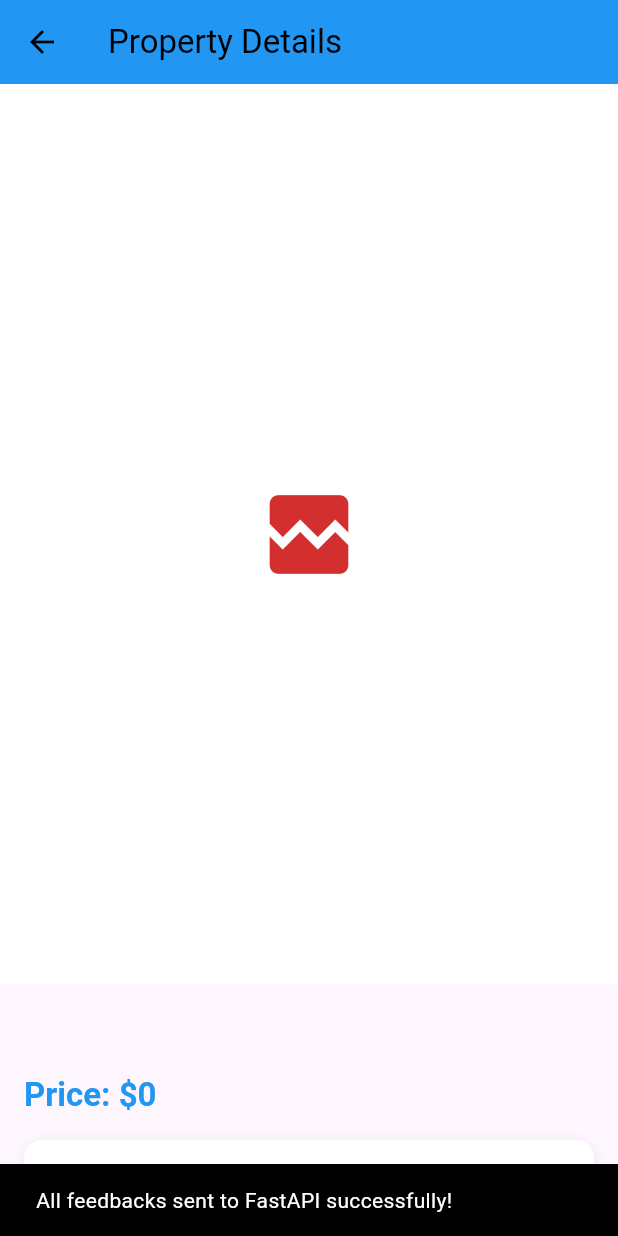
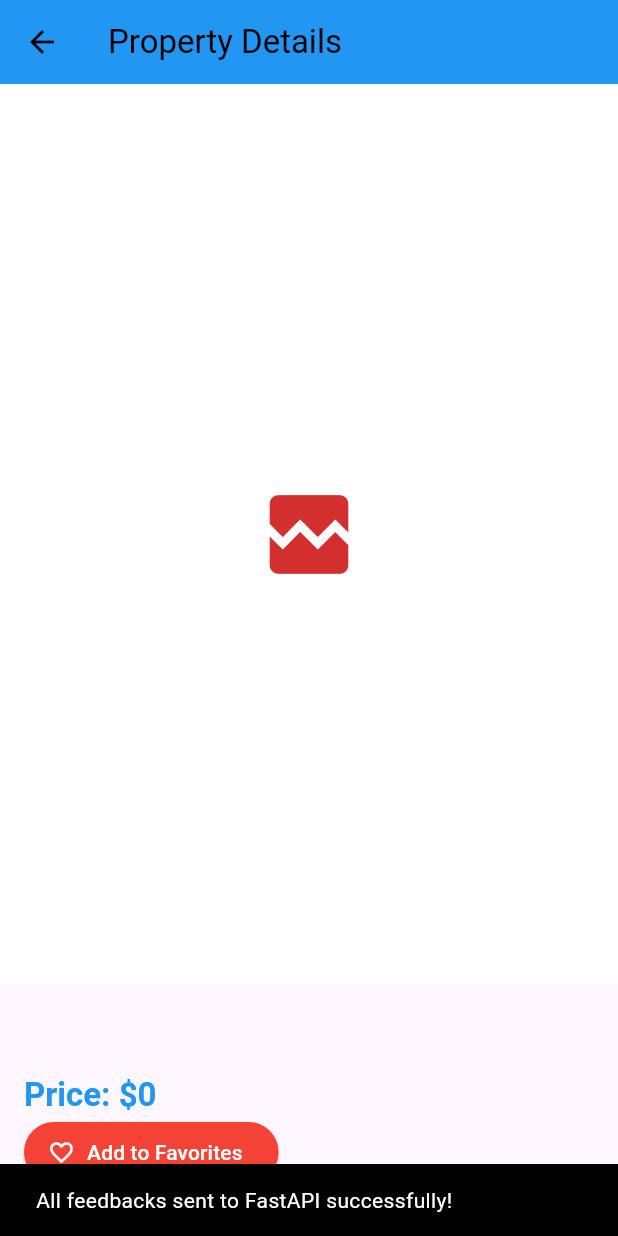
Before and after one commit to arafat3300/Graduation_Project, a Flutter app: the PropertyDetails screen opened directly with empty values, on a phone screen of 412 x 824 dp. Run offline on Flutter 3.47's test engine with Material 3 defaults, Android fonts, the phone set to English and light mode, and no system bars; our stand-ins replace carousel_slider, cloud_firestore, firebase_core, flutter_riverpod, flutter_spinkit, google_sign_in and 5 more; missing offline and left inert: dart_jsonwebtoken, mailer, multi_image_picker_plus; accounts and stored records are empty; network calls fail.

Commit message:
property details

```diff
--- a/gradproj/lib/Screens/PropertyDetails.dart
+++ b/gradproj/lib/Screens/PropertyDetails.dart
@@ -11,6 +11,7 @@ import '../Models/Feedback.dart';
 import '../Models/Message.dart';
 import '../Controllers/feedback_controller.dart';
 import 'package:supabase_flutter/supabase_flutter.dart';
+import 'package:google_sign_in/google_sign_in.dart';
 
 class PropertyDetails extends ConsumerStatefulWidget {
   final Property property;
@@ -46,7 +47,7 @@ class _PropertyDetailsState extends ConsumerState<PropertyDetails> {
   Future<void> _loadFeedbacks() async {
     try {
       final feedbacks =
-          await _feedbackService.getFeedbacksByProperty(widget.property.id!);
+          await _feedbackService.getFeedbacksByProperty(widget.property.id);
       if (mounted) {
         setState(() {
           _feedbacks = feedbacks;
@@ -80,34 +81,22 @@ class _PropertyDetailsState extends ConsumerState<PropertyDetails> {
       );
 
       if (response.statusCode != 200) {
-        throw Exception('Failed to send feedback to AI pipeline: ${response.body}');
+        throw Exception(
+            'Failed to send feedback to AI pipeline: ${response.body}');
       }
     } catch (e) {
       throw Exception('Error sending feedback to AI pipeline: $e');
     }
   }
-
 Future<void> _submitFeedback() async {
   if (!_formKey.currentState!.validate()) return;
 
-  Future<void> _submitFeedback() async {
-    if (!_formKey.currentState!.validate()) return;
-
-    setState(() => _isLoading = true);
   setState(() => _isLoading = true);
 
   try {
     final supabase = Supabase.instance.client;
     final userId = singletonSession().userId;
-    try {
-      final userId = singletonSession().userId;
 
-      // Save to Supabase
-      await _feedbackService.addFeedback(
-        widget.property.id!,
-        _feedbackController.text,
-        userId,
-      );
     // Save to Supabase
     await _feedbackService.addFeedback(
       widget.property.id!,
@@ -121,12 +110,6 @@ class _PropertyDetailsState extends ConsumerState<PropertyDetails> {
       propertyId: widget.property.id!,
       userId: userId.toString(),
     );
-      // Send to FastAPI
-      await _sendFeedbackToFastAPI(
-        feedbackText: _feedbackController.text,
-        propertyId: widget.property.id!,
-        userId: userId?.toString(),
-      );
 
     // Send email
     final emailSender = ref.read(emailSenderProvider);
@@ -135,9 +118,6 @@ class _PropertyDetailsState extends ConsumerState<PropertyDetails> {
       userId: userId!,
       feedbackText: _feedbackController.text, // Pass the feedback text here
     );
-      // Reload feedbacks
-      await _loadFeedbacks();
-      _feedbackController.clear();
 
     if (mounted) {
       ScaffoldMessenger.of(context).showSnackBar(
@@ -154,25 +134,7 @@ class _PropertyDetailsState extends ConsumerState<PropertyDetails> {
     if (mounted) {
       setState(() => _isLoading = false);
     }
-      _feedbackController
-          .clear(); // Clear the feedback text AFTER sending the email
-    }
-  }
-      if (mounted) {
-        ScaffoldMessenger.of(context).showSnackBar(
-          const SnackBar(content: Text('Feedback submitted successfully!')),
-        );
-      }
-    } catch (e) {
-      if (mounted) {
-        ScaffoldMessenger.of(context).showSnackBar(
-          SnackBar(content: Text('Error submitting feedback: $e')),
-        );
-      }
-    } finally {
-      if (mounted) {
-        setState(() => _isLoading = false);
-      }
+    _feedbackController.clear(); // Clear the feedback text AFTER sending the email
   }
 }
 
@@ -185,13 +147,14 @@ class _PropertyDetailsState extends ConsumerState<PropertyDetails> {
         await _sendFeedbackToFastAPI(
           feedbackText: feedback.feedback,
           propertyId: feedback.property_id,
-          userId: feedback.user_id?.toString() ?? 'anonymous',
+          userId: feedback.user_id.toString() ?? 'anonymous',
         );
       }
 
       if (mounted) {
         ScaffoldMessenger.of(context).showSnackBar(
-          const SnackBar(content: Text('All feedbacks sent to FastAPI successfully!')),
+          const SnackBar(
+              content: Text('All feedbacks sent to FastAPI successfully!')),
         );
       }
     } catch (e) {
@@ -214,7 +177,7 @@ class _PropertyDetailsState extends ConsumerState<PropertyDetails> {
       final response = await supabase
           .from('messages')
           .select('*')
-          .eq('property_id', propertyId!)
+          .eq('property_id', propertyId)
           .order('created_at', ascending: false);
 
       if (response != null && response is List<dynamic>) {
@@ -248,9 +211,10 @@ class _PropertyDetailsState extends ConsumerState<PropertyDetails> {
     setState(() => _isSending = true);
 
     try {
+      final supabase = Supabase.instance.client;
       final messageContent = _messageController.text.trim();
 
-      await Supabase.instance.client.from('messages').insert({
+      await supabase.from('messages').insert({
         'sender_id': singletonSession().userId,
         'rec_id': widget.property.userId,
         'property_id': widget.property.id,
@@ -280,8 +244,7 @@ class _PropertyDetailsState extends ConsumerState<PropertyDetails> {
   Widget build(BuildContext context) {
     final property = widget.property;
     final favouritesNotifier = ref.watch(favouritesProvider.notifier);
-    final isFavorite =
-        ref.watch(favouritesProvider).any((p) => p.id == property.id);
+    final isFavorite = ref.watch(favouritesProvider).any((p) => p.id == property.id);
     final theme = Theme.of(context);
 
     return Scaffold(
@@ -338,7 +301,6 @@ class _PropertyDetailsState extends ConsumerState<PropertyDetails> {
                   ),
                 ),
               ),
-
             Padding(
               padding: const EdgeInsets.all(16.0),
               child: Column(
@@ -356,47 +318,28 @@ class _PropertyDetailsState extends ConsumerState<PropertyDetails> {
                       fontWeight: FontWeight.bold,
                     ),
                   ),
-                  const SizedBox(height: 8),
-                  _buildPropertyDetail("City", property.city, theme),
-                  _buildPropertyDetail("Bedrooms", property.bedrooms.toString(), theme),
-                  _buildPropertyDetail("Bathrooms", property.bathrooms.toString(), theme),
-                  _buildPropertyDetail("Area", "${property.area} sqft", theme),
-                  _buildPropertyDetail("Furnished", property.furnished.toString(), theme),
-                  _buildPropertyDetail("Level", property.level?.toString() ?? 'N/A', theme),
-                  _buildPropertyDetail("Compound", property.compound ?? 'N/A', theme),
-                  _buildPropertyDetail("Payment Option", property.paymentOption, theme),
-                  const SizedBox(height: 16),
                   ElevatedButton.icon(
                     onPressed: () {
                       if (isFavorite) {
                         favouritesNotifier.removeProperty(property);
                         ScaffoldMessenger.of(context).showSnackBar(
-                          SnackBar(
-                              content: Text(
-                                  "${property.type} removed from favorites")),
+                          SnackBar(content: Text("${property.type} removed from favorites")),
                         );
                       } else {
                         favouritesNotifier.addProperty(property);
                         ScaffoldMessenger.of(context).showSnackBar(
-                          SnackBar(
-                            content:
-                                Text("${property.type} added to favorites"),
-                            duration: const Duration(seconds: 5),
-                            action: SnackBarAction(
-                              label: "Manage your favorites",
-                              onPressed: () {
-                                Navigator.pushNamed(context, '/favourites');
-                              },
-                            ),
-                          ),
+                          SnackBar(content: Text("${property.type} added to favorites")),
                         );
                       }
                     },
-                    icon: Icon(isFavorite ? Icons.favorite : Icons.favorite_border),
-                    label: Text(isFavorite ? "Remove from Favorites" : "Add to Favorites"),
+                    icon: Icon(
+                        isFavorite ? Icons.favorite : Icons.favorite_border),
+                    label: Text(isFavorite
+                        ? "Remove from Favorites"
+                        : "Add to Favorites"),
                     style: ElevatedButton.styleFrom(
-                      backgroundColor: theme.colorScheme.primary,
-                      foregroundColor: theme.colorScheme.onPrimary,
+                      backgroundColor: Colors.red,
+                      foregroundColor:  const Color.fromARGB(255, 255, 255, 255),
                     ),
                   ),
                 ],
@@ -421,12 +364,6 @@ class _PropertyDetailsState extends ConsumerState<PropertyDetails> {
                         border: OutlineInputBorder(
                           borderSide: BorderSide(color: theme.colorScheme.primary),
                         ),
-                        focusedBorder: OutlineInputBorder(
-                          borderSide: BorderSide(
-                            color: theme.colorScheme.primary,
-                            width: 2,
-                          ),
-                        ),
                       ),
                       maxLines: 3,
                       validator: (value) {
@@ -439,77 +376,141 @@ class _PropertyDetailsState extends ConsumerState<PropertyDetails> {
                     const SizedBox(height: 8),
                     ElevatedButton(
                       onPressed: _isLoading ? null : _submitFeedback,
-                      style: ElevatedButton.styleFrom(
-                        backgroundColor: theme.colorScheme.primary,
-                        foregroundColor: theme.colorScheme.onPrimary,
-                      ),
-                      child: Text(
-                          _isLoading ? "Submitting..." : "Submit Feedback"),
+                      child: Text(_isLoading ? "Submitting..." : "Submit Feedback"),
                     ),
                   ],
                 ),
               ),
             ),
-            if (_feedbacks.isNotEmpty) ...[
+            if (_feedbacks.isNotEmpty)
               Padding(
-                padding: const EdgeInsets.symmetric(horizontal: 16.0),
+                padding: const EdgeInsets.all(16.0),
                 child: Column(
                   crossAxisAlignment: CrossAxisAlignment.start,
                   children: _feedbacks.map((feedback) {
-                    return FutureBuilder<String>(
-                      future: feedback.user_id == null
-                          ? Future.value("Anonymous")
-                          : _feedbackService.getMailOfFeedbacker(feedback.user_id!),
-                      builder: (context, snapshot) {
-                        final userName = feedback.user_id == null
-                            ? "Anonymous"
-                            : (snapshot.hasData
-                                ? snapshot.data!.replaceAll(RegExp(r'[\{\}\[\]"]'), '').replaceFirst("email:", "")
-                                : "Loading...");
-
                     return Card(
-                          shape: RoundedRectangleBorder(
-                            side: BorderSide(color: theme.colorScheme.primary, width: 1.5),
-                            borderRadius: BorderRadius.circular(8.0),
-                          ),
-                          margin: const EdgeInsets.only(bottom: 8.0),
                       child: Padding(
-                            padding: const EdgeInsets.all(12.0),
+                        padding: const EdgeInsets.all(8.0),
                         child: Column(
                           crossAxisAlignment: CrossAxisAlignment.start,
                           children: [
-                                Text(
-                                  userName,
-                                  style: theme.textTheme.titleMedium?.copyWith(
-                                    color: theme.colorScheme.secondary,
-                                    fontWeight: FontWeight.bold,
-                                  ),
-                                ),
-                                const SizedBox(height: 4),
-                                Text(
-                                  feedback.feedback,
-                                  style: theme.textTheme.bodyLarge?.copyWith(
-                                    color: Colors.blueAccent,
-                                    fontWeight: FontWeight.bold,
-                                  ),
-                                ),
+                            Text(feedback.user_id.toString() ?? "Anonymous"),
+                            Text(feedback.feedback),
                           ],
                         ),
                       ),
                     );
-                      },
-                    );
                   }).toList(),
                 ),
-              ),
-            ] else
+              )
+            else
               Padding(
                 padding: const EdgeInsets.all(16.0),
+                child: Text("No feedback available for this property."),
+              ),
+            const SizedBox(height: 16),
+            Padding(
+              padding: const EdgeInsets.all(16.0),
+              child: Column(
+                crossAxisAlignment: CrossAxisAlignment.start,
+                children: [
+                  const Text(
+                    'Chat:',
+                    style: TextStyle(
+                      fontSize: 20,
+                      fontWeight: FontWeight.bold,
+                    ),
+                  ),
+                  const SizedBox(height: 8),
+                  StreamBuilder<List<Map<String, dynamic>>>(
+                    stream: Supabase.instance.client
+                        .from('messages')
+                        .stream(primaryKey: ['id'])
+                        .eq('property_id', widget.property.id)
+                        .order('created_at'),
+                    builder: (context, snapshot) {
+                      if (snapshot.connectionState == ConnectionState.waiting) {
+                        return const Center(child: CircularProgressIndicator());
+                      }
+                      if (snapshot.hasError) {
+                        return Center(
                           child: Text(
-                  "No feedback available for this property.",
-                  style: theme.textTheme.bodyLarge?.copyWith(
-                    color: theme.colorScheme.onSurfaceVariant,
+                            'Error: ${snapshot.error}',
+                            style: const TextStyle(color: Colors.red),
                           ),
+                        );
+                      }
+                      if (!snapshot.hasData || snapshot.data!.isEmpty) {
+                        return const Center(
+                          child: Text(
+                            'No messages yet. Start a conversation!',
+                            style: TextStyle(color: Colors.grey),
+                          ),
+                        );
+                      }
+
+                      final messages = snapshot.data!;
+                      return Container(
+                        height: 300,
+                        decoration: BoxDecoration(
+                          border: Border.all(color: Colors.grey),
+                          borderRadius: BorderRadius.circular(10),
+                        ),
+                        child: ListView.builder(
+                          reverse: true,
+                          itemCount: messages.length,
+                          itemBuilder: (context, index) {
+                            final message = messages[index];
+                            final isMe =
+                                message['sender_id'] == singletonSession().userId;
+
+                            return Align(
+                              alignment: isMe
+                                  ? Alignment.centerRight
+                                  : Alignment.centerLeft,
+                              child: Container(
+                                margin: const EdgeInsets.symmetric(
+                                    vertical: 5, horizontal: 10),
+                                padding: const EdgeInsets.all(10),
+                                decoration: BoxDecoration(
+                                  color: isMe ? Colors.blue : Colors.grey[300],
+                                  borderRadius: BorderRadius.circular(10),
+                                ),
+                                child: Text(
+                                  message['content'],
+                                  style: TextStyle(
+                                      color:
+                                          isMe ? Colors.white : Colors.black),
+                                ),
+                              ),
+                            );
+                          },
+                        ),
+                      );
+                    },
+                  ),
+                  const SizedBox(height: 8),
+                  Row(
+                    children: [
+                      Expanded(
+                        child: TextFormField(
+                          controller: _messageController,
+                          decoration: const InputDecoration(
+                            hintText: 'Type your message...',
+                            border: OutlineInputBorder(),
+                          ),
+                        ),
+                      ),
+                      const SizedBox(width: 8),
+                      _isSending
+                          ? const CircularProgressIndicator()
+                          : IconButton(
+                              icon: const Icon(Icons.send, color: Colors.blue),
+                              onPressed: _sendMessage,
+                            ),
+                    ],
+                  ),
+                ],
               ),
             ),
           ],
@@ -517,103 +518,4 @@ class _PropertyDetailsState extends ConsumerState<PropertyDetails> {
       ),
     );
   }
-
-Widget _buildPropertyDetail(String label, String value, ThemeData theme) {
-  return Container(
-    margin: const EdgeInsets.symmetric(vertical: 8.0),
-    decoration: BoxDecoration(
-      color: theme.colorScheme.surface,
-      borderRadius: BorderRadius.circular(12),
-      boxShadow: [
-        BoxShadow(
-          color: theme.colorScheme.shadow.withOpacity(0.08),
-          blurRadius: 8,
-          offset: const Offset(0, 2),
-        ),
-      ],
-      border: Border.all(
-        color: theme.colorScheme.outline.withOpacity(0.2),
-      ),
-    ),
-    child: Material(
-      color: Colors.transparent,
-      child: InkWell(
-        borderRadius: BorderRadius.circular(12),
-        onTap: () {}, // Optional: Add interaction if needed
-        child: Padding(
-          padding: const EdgeInsets.symmetric(horizontal: 16.0, vertical: 12.0),
-          child: Row(
-            children: [
-              Container(
-                padding: const EdgeInsets.all(8.0),
-                decoration: BoxDecoration(
-                  color: theme.colorScheme.primaryContainer.withOpacity(0.2),
-                  borderRadius: BorderRadius.circular(8),
-                ),
-                child: Icon(
-                  _getIconForDetail(label),
-                  color: theme.colorScheme.primary,
-                  size: 24,
-                ),
-              ),
-              const SizedBox(width: 16),
-              Expanded(
-                child: Column(
-                  crossAxisAlignment: CrossAxisAlignment.start,
-                  children: [
-                    Text(
-                      label,
-                      style: theme.textTheme.bodyMedium?.copyWith(
-                        color: theme.colorScheme.onSurfaceVariant,
-                        fontWeight: FontWeight.w500,
-                      ),
-                    ),
-                    const SizedBox(height: 4),
-                    Text(
-                      value,
-                      style: theme.textTheme.titleMedium?.copyWith(
-                        color: theme.colorScheme.onSurface,
-                        fontWeight: FontWeight.w600,
-                      ),
-                    ),
-                  ],
-                ),
-              ),
-              Icon(
-                Icons.arrow_forward_ios,
-                size: 16,
-                color: theme.colorScheme.onSurfaceVariant.withOpacity(0.5),
-              ),
-            ],
-          ),
-        ),
-      ),
-    ),
-  );
 }
-
-IconData _getIconForDetail(String label) {
-  switch (label.toLowerCase()) {
-    case 'city':
-      return Icons.location_city;
-    case 'bedrooms':
-      return Icons.bed;
-    case 'bathrooms':
-      return Icons.bathroom;
-    case 'area':
-      return Icons.square_foot;
-    case 'furnished':
-      return Icons.chair;
-    case 'level':
-      return Icons.stairs;
-    case 'compound':
-      return Icons.home_work;
-    case 'payment option':
-      return Icons.payments;
-    case 'price':
-      return Icons.attach_money;
-    default:
-      return Icons.info_outline;
-  }
-}
-}
```
Lines whose indentation alone changed are shown as unchanged.
